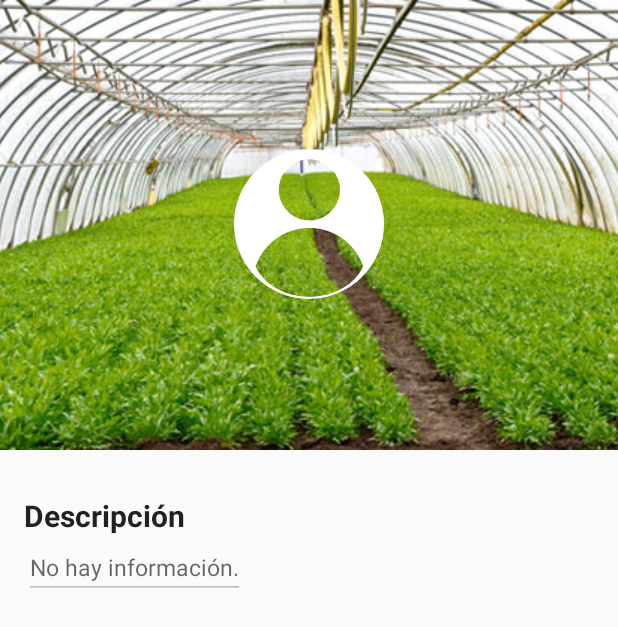
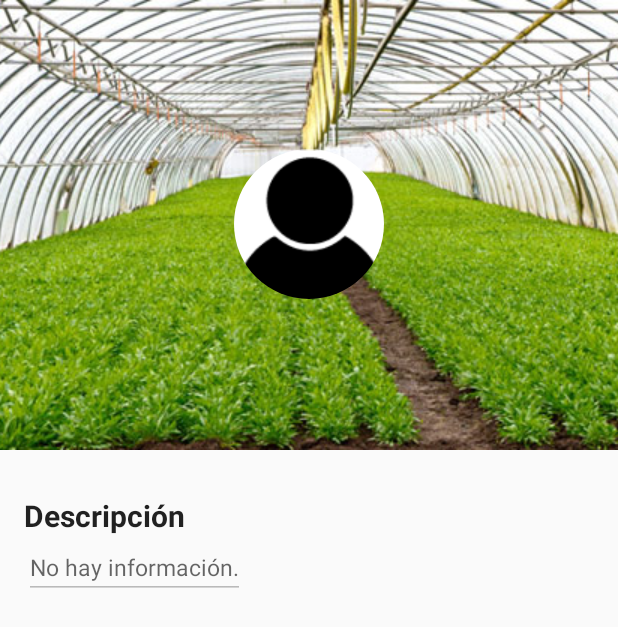
Before and after one commit to Andres0101/vivenatural, an Android app: the layout fragment_perfil.xml on its own in the app's theme, with its tools: preview values and no code run, on a phone screen of 412 x 824 dp. Shown: the top 627 px of the screen. Run offline under Robolectric (Android 15) with nearby library versions, the phone set to English and light mode, and no system bars; plain views replace CircleButton.

Commit message:
Change user icon when there's no image

```diff
--- a/app/src/main/res/layout/fragment_perfil.xml
+++ b/app/src/main/res/layout/fragment_perfil.xml
@@ -28,7 +28,7 @@
             android:layout_gravity="bottom|center"
             android:layout_width="100dp"
             android:layout_height="100dp"
-            android:src="@drawable/user" />
+            android:src="@drawable/nouser" />
 
         <at.markushi.ui.CircleButton
             android:id="@+id/iv_camera"
--- a/app/src/main/res/layout/products_view.xml
+++ b/app/src/main/res/layout/products_view.xml
@@ -30,7 +30,7 @@
         android:textAppearance="?android:attr/textAppearanceMedium"
         android:text="Small Text"
         android:gravity="end"
-        android:paddingTop="6dp"
+        android:paddingTop="7dp"
         android:layout_marginRight="16dp"
         android:layout_alignTop="@+id/imageProduct"
         android:layout_toRightOf="@+id/textNameProduct"
```
Also changed, not shown: app/src/main/res/drawable/nouser.png (added), app/src/main/res/drawable/user.png (deleted).
